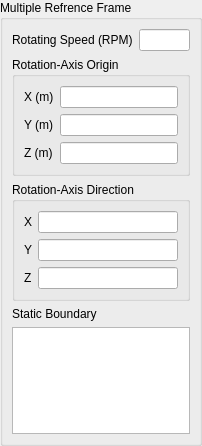
Before: the Qt Designer form view/setup/cell_zone_conditions/mrf_widget.ui in nextfoam/baram, drawn with Qt 5.
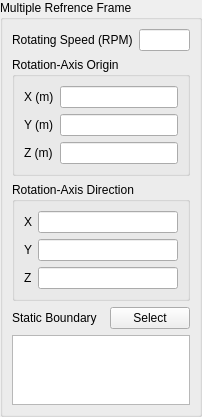
After: the same form once the commit is applied.

The edit to the form file:
```diff
--- a/view/setup/cell_zone_conditions/mrf_widget.ui
+++ b/view/setup/cell_zone_conditions/mrf_widget.ui
@@ -7,7 +7,7 @@
     <x>0</x>
     <y>0</y>
     <width>202</width>
-    <height>446</height>
+    <height>414</height>
    </rect>
   </property>
   <property name="windowTitle">
@@ -145,10 +145,48 @@
        </widget>
       </item>
       <item>
-       <widget class="QLabel" name="label_8">
-        <property name="text">
-         <string>Static Boundary</string>
-        </property>
+       <widget class="QWidget" name="widget" native="true">
+        <layout class="QHBoxLayout" name="horizontalLayout">
+         <property name="leftMargin">
+          <number>0</number>
+         </property>
+         <property name="topMargin">
+          <number>0</number>
+         </property>
+         <property name="rightMargin">
+          <number>0</number>
+         </property>
+         <property name="bottomMargin">
+          <number>0</number>
+         </property>
+         <item>
+          <widget class="QLabel" name="label_8">
+           <property name="text">
+            <string>Static Boundary</string>
+           </property>
+          </widget>
+         </item>
+         <item>
+          <spacer name="horizontalSpacer">
+           <property name="orientation">
+            <enum>Qt::Horizontal</enum>
+           </property>
+           <property name="sizeHint" stdset="0">
+            <size>
+             <width>40</width>
+             <height>20</height>
+            </size>
+           </property>
+          </spacer>
+         </item>
+         <item>
+          <widget class="QPushButton" name="select">
+           <property name="text">
+            <string>Select</string>
+           </property>
+          </widget>
+         </item>
+        </layout>
        </widget>
       </item>
       <item>
```
